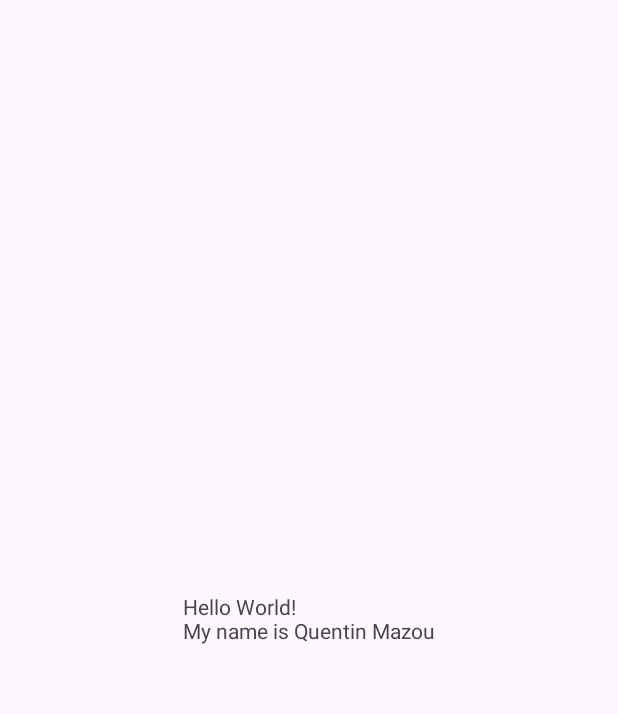
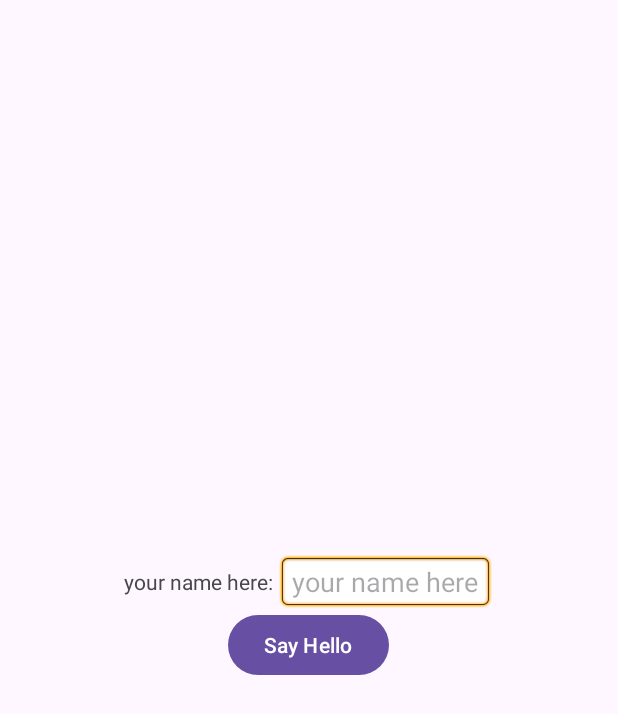
Before and after one commit to QuentinMazou/Hello_World, an Android app: the screen it shows after launch (MainActivity), on a phone screen of 412 x 824 dp. Shown: the top 714 px of the screen. Run offline under Robolectric (Android 15) with nearby library versions, the phone set to English and light mode, and no system bars.

Commit message:
second commit

```diff
--- a/app/src/main/java/com/example/helloworld/MainActivity.java
+++ b/app/src/main/java/com/example/helloworld/MainActivity.java
@@ -1,6 +1,7 @@
 package com.example.helloworld;
 
 import android.os.Bundle;
+import android.widget.Toast;
 
 import androidx.activity.EdgeToEdge;
 import androidx.appcompat.app.AppCompatActivity;
@@ -20,5 +21,11 @@ public class MainActivity extends AppCompatActivity {
             v.setPadding(systemBars.left, systemBars.top, systemBars.right, systemBars.bottom);
             return insets;
         });
+
+        Toast toast = Toast.makeText(getApplicationContext(),
+                "onCreate Called", Toast.LENGTH_LONG);
+        toast.show();
     }
+
+
 }
--- /dev/null
+++ b/app/src/main/res/layout/activity_display_message.xml
@@ -0,0 +1,6 @@
+<?xml version="1.0" encoding="utf-8"?>
+<androidx.constraintlayout.widget.ConstraintLayout xmlns:android="http://schemas.android.com/apk/res/android"
+    android:layout_width="match_parent"
+    android:layout_height="match_parent">
+
+</androidx.constraintlayout.widget.ConstraintLayout>
--- a/app/src/main/res/layout/activity_main.xml
+++ b/app/src/main/res/layout/activity_main.xml
@@ -6,14 +6,35 @@
     android:layout_width="match_parent"
     android:layout_height="match_parent"
     tools:context=".MainActivity">
-
-    <TextView
-        android:layout_width="wrap_content"
-        android:layout_height="wrap_content"
-        android:text="Hello World!\nMy name is Quentin Mazou"
-        app:layout_constraintBottom_toBottomOf="parent"
-        app:layout_constraintEnd_toEndOf="parent"
-        app:layout_constraintStart_toStartOf="parent"
-        app:layout_constraintTop_toTopOf="parent" />
+    <LinearLayout
+        android:orientation="vertical"
+        android:layout_width="match_parent"
+        android:layout_height="match_parent"
+        android:gravity="center">
+        <LinearLayout
+            android:orientation="horizontal"
+            android:layout_width="fill_parent"
+            android:layout_height="wrap_content"
+            android:gravity="center">
+            <TextView
+                android:layout_width="wrap_content"
+                android:layout_height="wrap_content"
+                android:text="your name here: "/>
+            <EditText
+                android:id="@+id/nameInput"
+                android:hint="your name here"
+                android:layout_width="wrap_content"
+                android:layout_height="wrap_content"
+                android:background="@android:drawable/editbox_background"/>
+        </LinearLayout>
+        <Button
+            android:id="@+id/button"
+            android:layout_width="wrap_content"
+            android:layout_height="wrap_content"
+            android:gravity="center"
+            android:onClick="sendMessage"
+            android:text="Say Hello"
+            tools:ignore="OnClick" />
+    </LinearLayout>
 
 </androidx.constraintlayout.widget.ConstraintLayout>
```
